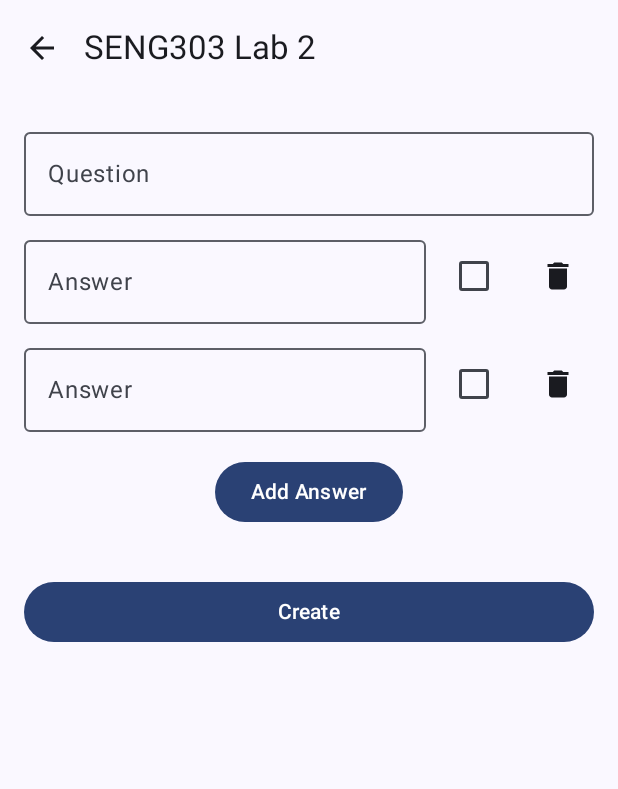
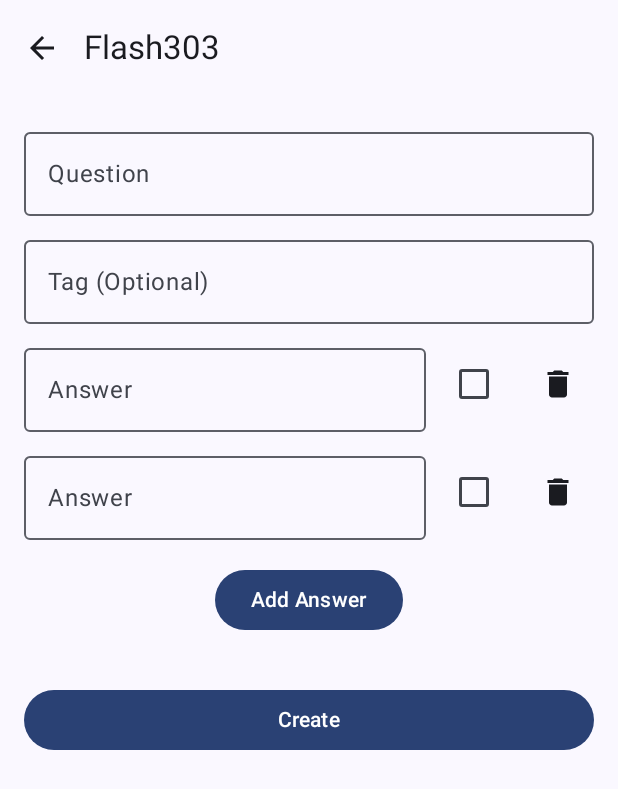
Before and after one commit to john1162504/Android-Flashcard, an Android app built with Jetpack Compose: the screen it shows after launch (MainActivity), after a tap on "Create Flash Card", on a phone screen of 412 x 824 dp. Shown: the top 789 px of the screen. Run offline under Robolectric (Android 15) with nearby library versions, the phone set to English and light mode, and no system bars.

Commit message:
Implemented tag feature

```diff
--- a/app/src/main/java/nz/ac/canterbury/seng303/ass/MainActivity.kt
+++ b/app/src/main/java/nz/ac/canterbury/seng303/ass/MainActivity.kt
@@ -32,6 +32,7 @@ import nz.ac.canterbury.seng303.ass.screens.CreateFlashCard
 import nz.ac.canterbury.seng303.ass.screens.EditCard
 import nz.ac.canterbury.seng303.ass.screens.FlashCard
 import nz.ac.canterbury.seng303.ass.screens.PlayCard
+import nz.ac.canterbury.seng303.ass.screens.Tag
 import nz.ac.canterbury.seng303.ass.ui.theme.Lab1Theme
 import nz.ac.canterbury.seng303.ass.viewmodels.CreateCardViewModel
 import nz.ac.canterbury.seng303.ass.viewmodels.EditCardViewModel
@@ -54,7 +55,7 @@ class MainActivity : ComponentActivity() {
                     topBar = {
                         // Add your AppBar content here
                         TopAppBar(
-                            title = { Text("SENG303 Lab 2") },
+                            title = { Text("Flash303") },
                             navigationIcon = {
                                 IconButton(onClick = { navController.popBackStack() }) {
                                     Icon(
@@ -74,6 +75,11 @@ class MainActivity : ComponentActivity() {
                             composable("Home") {
                                 Home(navController = navController)
                             }
+
+                            //View Flashcards
+                            composable("CardList") {
+                                CardList(navController, cardViewModel)
+                            }
                             composable(
                                 "FlashCard/{cardId}",
                                 arguments = listOf(navArgument("cardId") {
@@ -83,12 +89,42 @@ class MainActivity : ComponentActivity() {
                                 val cardId = backStackEntry.arguments?.getString("cardId")
                                 cardId?.let { cardIdParam: String -> FlashCard(cardIdParam, cardViewModel, navController) }
                             }
+
+                            //View Flashcards by tag
+                            composable("Tags") {
+                                Tag(navController, cardViewModel)
+                            }
+                            composable(
+                                "CardList/{tag}",
+                                arguments = listOf(navArgument("tag") {
+                                    type = NavType.StringType
+                                })
+                            ) {
+                                backStackEntry ->
+                                val tag = backStackEntry.arguments?.getString("tag")
+                                tag?.let { tag: String ->
+                                    CardList(navController, cardViewModel, tag) }
+                            }
+
+
+                            //PLay Flashcards
                             composable("PlayCard") {
                                 PlayCard(navController, cardViewModel)
                             }
-                            composable("CardList") {
-                                CardList(navController, cardViewModel)
+                            composable(
+                                "PlayCard/{tag}",
+                                arguments = listOf(navArgument("tag") {
+                                    type = NavType.StringType
+                                })
+                            ) {
+                                    backStackEntry ->
+                                val tag = backStackEntry.arguments?.getString("tag")
+                                tag?.let { tag: String ->
+                                    PlayCard(navController, cardViewModel, tag) }
                             }
+
+
+                            //Flashcards change
                             composable("CreateCard") {
                                 CreateFlashCard(
                                     navController = navController,
@@ -98,11 +134,15 @@ class MainActivity : ComponentActivity() {
                                     onQuestionChange = { newQuestion ->
                                         createCardViewModel.updateQuestion(newQuestion)
                                     },
+                                    tag = createCardViewModel.tag,
+                                    onTagChange = { newTag ->
+                                        createCardViewModel.updateTag(newTag)
+                                    },
                                     answers = createCardViewModel.answers,
                                     onAnswersChange = { newAnswer ->
                                         createCardViewModel.updateAnswers(newAnswer)
                                     },
-                                    createFlashCardFn = {question, answers -> cardViewModel.createCard(question, answers)}
+                                    createFlashCardFn = {question, tag, answers -> cardViewModel.createCard(question, tag, answers)}
                                 )
                             }
                             composable("EditCard/{cardId}", arguments = listOf(navArgument("cardId") {
@@ -128,6 +168,9 @@ fun Home(navController: NavController) {
         verticalArrangement = Arrangement.Center,
         horizontalAlignment = Alignment.CenterHorizontally
     ) {
+        Button(onClick = { navController.navigate("Tags")}) {
+            Text(text = "Tags")
+        }
         Button(onClick = { navController.navigate("CardList") }) {
             Text(text = "Card List")
         }
--- a/app/src/main/java/nz/ac/canterbury/seng303/ass/models/FlashCard.kt
+++ b/app/src/main/java/nz/ac/canterbury/seng303/ass/models/FlashCard.kt
@@ -3,56 +3,66 @@ package nz.ac.canterbury.seng303.ass.models
 class FlashCard (
     val id: Int,
     val question: String,
+    val tag: String,
     val answers: List<Pair<String, Boolean>>): Identifiable {
+
 
     companion object {
         fun getFlashCards(): List<FlashCard> {
             return listOf(
                 FlashCard(
-                        1,
-                        "Math Basics",
-                        listOf(
-                            "What is 2 + 2?" to false,
-                            "4" to true,  // Correct answer
-                            "5" to false,
-                            "3" to false
+                    id = 1,
+                    question = "What is the capital of France?",
+                    tag = "Geography",
+                    answers = listOf(
+                        "Paris" to true,
+                        "London" to false,
+                        "Berlin" to false,
+                        "Madrid" to false
                     )
                 ),
                 FlashCard(
-                        2,
-                        "Geography Quiz",
-                        listOf(
-                            "Is Paris the capital of France?" to false,
-                            "Paris" to true,  // Correct answer
-                            "Berlin" to false,
-                            "London" to false
+                    id = 2,
+                    question = "Which continent is France located in?",
+                    tag = "Geography",
+                    answers = listOf(
+                        "Europe" to true,
+                        "Asia" to false,
+                        "Africa" to false,
+                        "Australia" to false
                     )
                 ),
                 FlashCard(
-                        3,
-                        "History Facts",
-                        listOf(
-                            "Did World War I begin in 1914?" to false,
-                            "Yes" to true,  // Correct answer
-                            "No" to false
+                    id = 3,
+                    question = "Who wrote 'Romeo and Juliet'?",
+                    tag = "Literature",
+                    answers = listOf(
+                        "William Shakespeare" to true,
+                        "Charles Dickens" to false,
+                        "Mark Twain" to false,
+                        "Jane Austen" to false
                     )
                 ),
                 FlashCard(
-                        4,
-                        "Science Trivia",
-                        listOf(
-                            "Is water made up of two hydrogen atoms and one oxygen atom?" to false,
-                            "Yes" to true,  // Correct answer
-                            "No" to false
+                    id = 4,
+                    question = "What is the powerhouse of the cell?",
+                    tag = "Biology",
+                    answers = listOf(
+                        "Mitochondria" to true,
+                        "Nucleus" to false,
+                        "Ribosome" to false,
+                        "Chloroplast" to false
                     )
                 ),
                 FlashCard(
-                        5,
-                        "Literature Test",
-                        listOf(
-                            "Is '1984' written by George Orwell?" to false,
-                            "Yes" to true,  // Correct answer
-                            "No" to false
+                    id = 5,
+                    question = "What is the chemical symbol for water?",
+                    tag = "Chemistry",
+                    answers = listOf(
+                        "H2O" to true,
+                        "CO2" to false,
+                        "NaCl" to false,
+                        "O2" to false
                     )
                 )
             )
--- a/app/src/main/java/nz/ac/canterbury/seng303/ass/screens/CreateFlashCardScreen.kt
+++ b/app/src/main/java/nz/ac/canterbury/seng303/ass/screens/CreateFlashCardScreen.kt
@@ -27,9 +27,11 @@ fun CreateFlashCard(
     cardViewModel: FlashCardViewModel,
     question: String,
     onQuestionChange: (String) -> Unit,
+    tag: String,
+    onTagChange: (String) -> Unit,
     answers: List<Pair<String, Boolean>>,
     onAnswersChange: (List<Pair<String, Boolean>>) -> Unit,
-    createFlashCardFn: (String, List<Pair<String, Boolean>>) -> Unit
+    createFlashCardFn: (String, String,  List<Pair<String, Boolean>>) -> Unit
 ) {
     cardViewModel.getCards()
     val context = LocalContext.current
@@ -53,6 +55,15 @@ fun CreateFlashCard(
             value = question,
             onValueChange = { onQuestionChange(it) },
             label = { Text("Question") },
+            modifier = Modifier
+                .fillMaxWidth()
+                .padding(bottom = 8.dp)
+        )
+
+        OutlinedTextField(
+            value = tag,
+            onValueChange = { onTagChange(it) },
+            label = { Text("Tag (Optional)") },
             modifier = Modifier
                 .fillMaxWidth()
                 .padding(bottom = 8.dp)
@@ -113,7 +124,7 @@ fun CreateFlashCard(
                 } else {
                     val (errorMsg, isValid) = validateAnswer(answers)
                     if (isValid) {
-                        createFlashCardFn(question, answers)
+                        createFlashCardFn(question, tag , answers)
                         val builder = android.app.AlertDialog.Builder(context)
                         builder.setMessage("Created Card!")
                             .setCancelable(false)
--- a/app/src/main/java/nz/ac/canterbury/seng303/ass/viewmodels/CreateCardViewModel.kt
+++ b/app/src/main/java/nz/ac/canterbury/seng303/ass/viewmodels/CreateCardViewModel.kt
@@ -18,6 +18,13 @@ class CreateCardViewModel: ViewModel() {
         question = newQuestion
     }
 
+    var tag by mutableStateOf("")
+        private set
+
+    fun updateTag(newTag: String) {
+        tag = newTag
+    }
+
     var answers: List<Pair<String, Boolean>> by mutableStateOf(defaultAnswers)
         private set
 
--- a/app/src/main/java/nz/ac/canterbury/seng303/ass/viewmodels/EditCardViewModel.kt
+++ b/app/src/main/java/nz/ac/canterbury/seng303/ass/viewmodels/EditCardViewModel.kt
@@ -21,6 +21,13 @@ class EditCardViewModel: ViewModel() {
         question = newQuestion
     }
 
+    var tag by mutableStateOf("")
+        private set
+
+    fun updateTag(newTag: String) {
+        tag = newTag
+    }
+
     var answers: List<Pair<String, Boolean>> by mutableStateOf(defaultAnswers)
         private set
 
@@ -31,6 +38,7 @@ class EditCardViewModel: ViewModel() {
     fun setDefaultCard(selectedCard: FlashCard?) {
         selectedCard?.let {
             question = it.question
+            tag = it.tag
             answers = it.answers
         }
     }
--- a/app/src/main/java/nz/ac/canterbury/seng303/ass/viewmodels/FlashCardViewModel.kt
+++ b/app/src/main/java/nz/ac/canterbury/seng303/ass/viewmodels/FlashCardViewModel.kt
@@ -47,10 +47,11 @@ class FlashCardViewModel(
         }
     }
 
-    fun createCard(question: String, answers: List<Pair<String, Boolean>>) = viewModelScope.launch {
+    fun createCard(question: String, tag: String, answers: List<Pair<String, Boolean>>) = viewModelScope.launch {
         val card = FlashCard(
             id = Random.nextInt(0, Int.MAX_VALUE),
             question = question,
+            tag = tag,
             answers = answers
         )
         cardStorage.insert(card).catch { Log.e("CARD_VIEW_MODEL", "Could not insert card") }
```
Also changed, not shown: app/src/main/java/nz/ac/canterbury/seng303/ass/screens/EditFlashCardScreen.kt (+12 -1 lines), app/src/main/java/nz/ac/canterbury/seng303/ass/screens/FlashCardListScreen.kt (+14 -4 lines), app/src/main/java/nz/ac/canterbury/seng303/ass/screens/FlashCardScreen.kt (+30 -10 lines), app/src/main/java/nz/ac/canterbury/seng303/ass/screens/PlayFlashCardSCreen.kt (+45 -12 lines), app/src/main/java/nz/ac/canterbury/seng303/ass/screens/TagScreen.kt (added, +61 -0 lines). Lines whose indentation alone changed are shown as unchanged.
